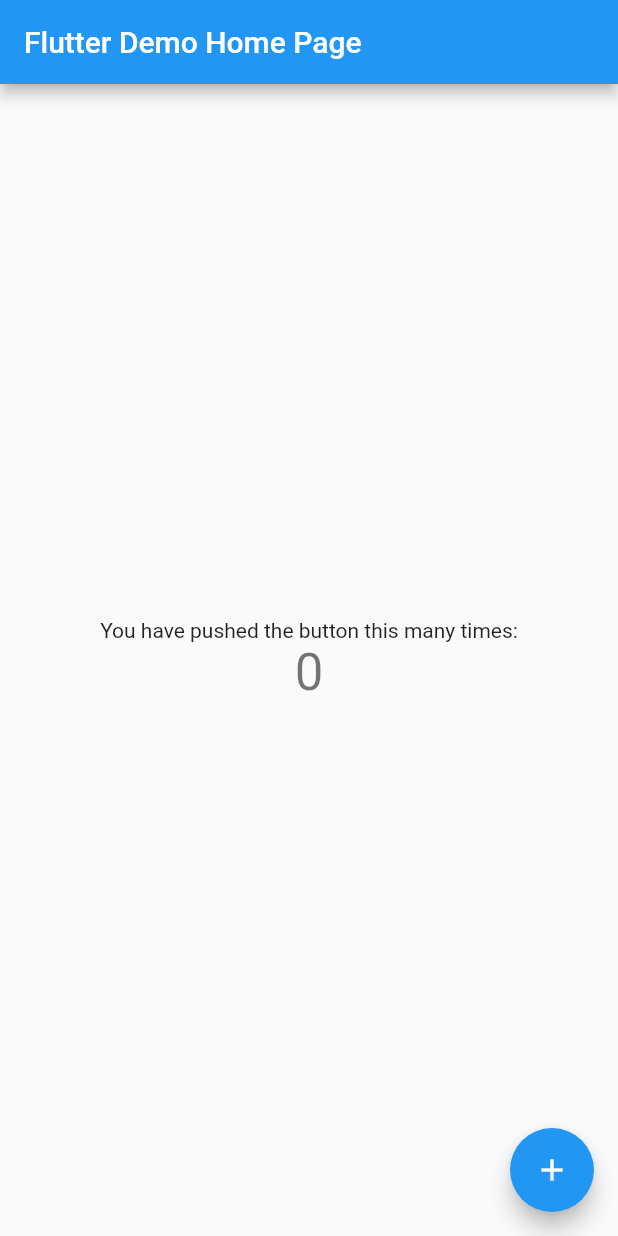
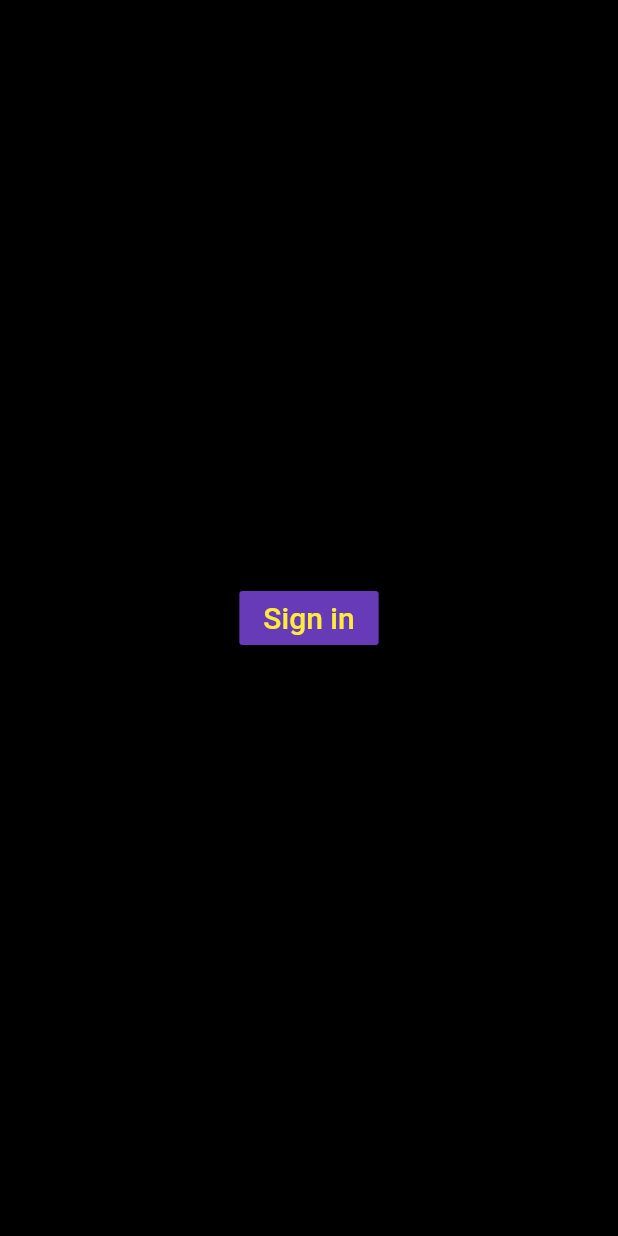
Before and after one commit to pedrohls94/ElemaNetwork, a Flutter app: the screen it shows after launch, on a phone screen of 412 x 824 dp. Run offline on Flutter 3.47's test engine with Material 2 defaults, Android fonts, the phone set to English and light mode, and no system bars.

Commit message:
Implementing a login button

```diff
--- /dev/null
+++ b/lib/home.dart
@@ -0,0 +1,18 @@
+import 'package:flutter/material.dart';
+
+class Home extends StatelessWidget {
+  @override
+  Widget build(BuildContext context) {
+    return Scaffold(
+      appBar: new AppBar(
+        title: new Text('Logged in'),
+      ),
+      backgroundColor: Colors.white,
+      body: Column(
+        children: <Widget>[
+          Text('Nothing to see here'),
+        ],
+      ),
+    );
+  }
+}
--- /dev/null
+++ b/lib/login.dart
@@ -0,0 +1,33 @@
+import 'package:flutter/material.dart';
+
+class Login extends StatelessWidget {
+  const Login({
+    Key key,
+    @required this.onSubmit,
+  }) : super(key:key);
+
+  final VoidCallback onSubmit;
+
+  @override
+  Widget build(BuildContext context) {
+    return Scaffold(
+      backgroundColor: Colors.black,
+      body: Center(
+        child: Column(
+          mainAxisAlignment: MainAxisAlignment.center,
+          children: <Widget>[
+            RaisedButton(
+              onPressed: onSubmit,
+              color: Colors.deepPurple,
+              textColor: Colors.yellow,
+              child: const Text(
+                'Sign in',
+                style: TextStyle(fontSize: 20)
+              ),
+            ),
+          ],
+        ),
+      ),
+    );
+  }
+}
--- a/lib/main.dart
+++ b/lib/main.dart
@@ -1,42 +1,24 @@
+import 'package:elema_network/home.dart';
+import 'package:elema_network/login.dart';
 import 'package:flutter/material.dart';
 
 void main() => runApp(MyApp());
 
 class MyApp extends StatelessWidget {
-  // This widget is the root of your application.
   @override
   Widget build(BuildContext context) {
     return MaterialApp(
-      title: 'Flutter Demo',
+      title: 'Elema Network',
       theme: ThemeData(
-        // This is the theme of your application.
-        //
-        // Try running your application with "flutter run". You'll see the
-        // application has a blue toolbar. Then, without quitting the app, try
-        // changing the primarySwatch below to Colors.green and then invoke
-        // "hot reload" (press "r" in the console where you ran "flutter run",
-        // or simply save your changes to "hot reload" in a Flutter IDE).
-        // Notice that the counter didn't reset back to zero; the application
-        // is not restarted.
         primarySwatch: Colors.blue,
       ),
-      home: MyHomePage(title: 'Flutter Demo Home Page'),
+      home: MyHomePage(title: 'lala'),
     );
   }
 }
 
 class MyHomePage extends StatefulWidget {
   MyHomePage({Key key, this.title}) : super(key: key);
-
-  // This widget is the home page of your application. It is stateful, meaning
-  // that it has a State object (defined below) that contains fields that affect
-  // how it looks.
-
-  // This class is the configuration for the state. It holds the values (in this
-  // case the title) provided by the parent (in this case the App widget) and
-  // used by the build method of the State. Fields in a Widget subclass are
-  // always marked "final".
-
   final String title;
 
   @override
@@ -44,68 +26,26 @@ class MyHomePage extends StatefulWidget {
 }
 
 class _MyHomePageState extends State<MyHomePage> {
-  int _counter = 0;
+  Widget _screen;
+  Login _loginPage;
+  Home _home;
 
-  void _incrementCounter() {
+  _MyHomePageState() {
+    _loginPage = new Login(onSubmit: (){_login();});
+    _home = new Home();
+    _screen = _loginPage;
+  }
+
+  void _login() {
     setState(() {
-      // This call to setState tells the Flutter framework that something has
-      // changed in this State, which causes it to rerun the build method below
-      // so that the display can reflect the updated values. If we changed
-      // _counter without calling setState(), then the build method would not be
-      // called again, and so nothing would appear to happen.
-      _counter++;
+      _screen = _home;
     });
   }
 
   @override
   Widget build(BuildContext context) {
-    // This method is rerun every time setState is called, for instance as done
-    // by the _incrementCounter method above.
-    //
-    // The Flutter framework has been optimized to make rerunning build methods
-    // fast, so that you can just rebuild anything that needs updating rather
-    // than having to individually change instances of widgets.
-    return Scaffold(
-      appBar: AppBar(
-        // Here we take the value from the MyHomePage object that was created by
-        // the App.build method, and use it to set our appbar title.
-        title: Text(widget.title),
-      ),
-      body: Center(
-        // Center is a layout widget. It takes a single child and positions it
-        // in the middle of the parent.
-        child: Column(
-          // Column is also a layout widget. It takes a list of children and
-          // arranges them vertically. By default, it sizes itself to fit its
-          // children horizontally, and tries to be as tall as its parent.
-          //
-          // Invoke "debug painting" (press "p" in the console, choose the
-          // "Toggle Debug Paint" action from the Flutter Inspector in Android
-          // Studio, or the "Toggle Debug Paint" command in Visual Studio Code)
-          // to see the wireframe for each widget.
-          //
-          // Column has various properties to control how it sizes itself and
-          // how it positions its children. Here we use mainAxisAlignment to
-          // center the children vertically; the main axis here is the vertical
-          // axis because Columns are vertical (the cross axis would be
-          // horizontal).
-          mainAxisAlignment: MainAxisAlignment.center,
-          children: <Widget>[
-            Text(
-              'You have pushed the button this many times:',
-            ),
-            Text(
-              '$_counter',
-              style: Theme.of(context).textTheme.display1,
-            ),
-          ],
-        ),
-      ),
-      floatingActionButton: FloatingActionButton(
-        onPressed: _incrementCounter,
-        tooltip: 'Increment',
-        child: Icon(Icons.add),
-      ), // This trailing comma makes auto-formatting nicer for build methods.
+    return new Scaffold(
+      body: _screen,
     );
   }
 }
```
